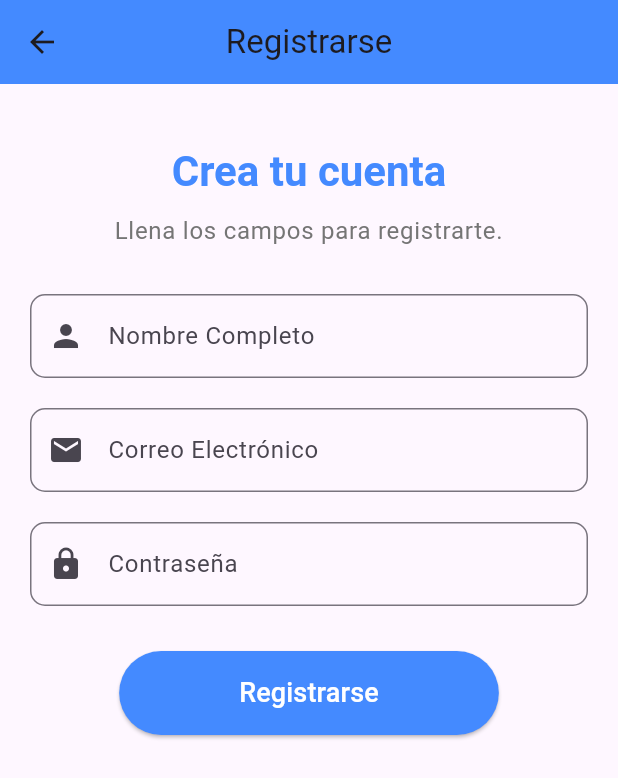
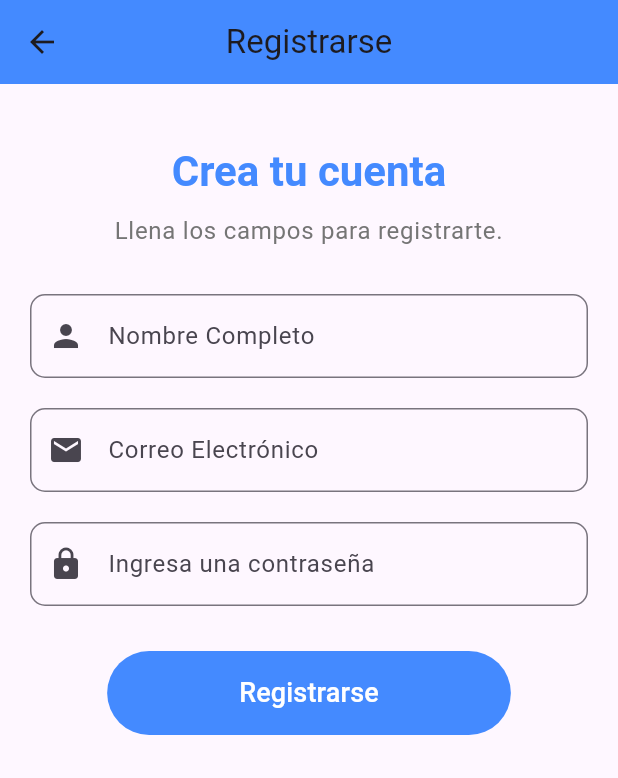
Before and after one commit to Cristhofer24/appMovie2, a Flutter app: the screen it shows after launch, after a tap on "Registrate", on a phone screen of 412 x 824 dp. Shown: the top 778 px of the screen. Run offline on Flutter 3.47's test engine with Material 3 defaults, Android fonts, the phone set to English and light mode, and no system bars; our stand-ins replace firebase_auth, firebase_core; accounts and stored records are empty; network calls fail.

Commit message:
Autenficacion y registro completos

```diff
--- a/lib/Screens/inicioSesion.dart
+++ b/lib/Screens/inicioSesion.dart
@@ -1,4 +1,4 @@
-
+import 'package:firebase_auth/firebase_auth.dart';
 import 'package:flutter/material.dart';
 import 'package:movie_app2/Screens/registro.dart';
 
@@ -12,64 +12,133 @@ class InicioSesionScreen extends StatelessWidget {
         title: const Text('Iniciar Sesión'),
         backgroundColor: const Color.fromARGB(255, 255, 255, 255),
       ),
-
       body: Padding(
         padding: const EdgeInsets.all(20.0),
         child: Column(
           mainAxisAlignment: MainAxisAlignment.center,
           children: [
-            const TextField(
-              decoration: InputDecoration(
-                labelText: 'Correo Electrónico',
-                border: OutlineInputBorder(),
-              ),
-            ),
-
+            input_email(),
             const SizedBox(height: 20),
-            const TextField(
-              obscureText: true,
-              decoration: InputDecoration(
-                labelText: 'Contraseña',
-                border: OutlineInputBorder(),
-              ),
-            ),
-
+            input_password(),
             const SizedBox(height: 30),
             Padding(
               padding: const EdgeInsets.all(8.0),
               child: btn_inicioSesion(context),
             ),
             btn_Registro(context)
-
-
           ],
-
-
         ),
       ),
     );
   }
 }
 
-Widget btn_inicioSesion(context){
-  return FilledButton(onPressed: ()=>(),
-   child: Text("Iniciar Sesión", style: TextStyle(fontSize: 18),),
-   style: ButtonStyle( backgroundColor: WidgetStatePropertyAll(const Color.fromARGB(255, 18, 99, 220)),
+TextEditingController email = TextEditingController();
+TextEditingController password = TextEditingController();
 
-   padding: MaterialStatePropertyAll(const EdgeInsets.symmetric(horizontal: 80, vertical: 15)),
+Widget input_email() {
+  return TextField(
+    controller: email,
+    decoration: InputDecoration(
+      labelText: 'Correo Electrónico',
+      hintText: 'Ingresa tu correo',
+      border: OutlineInputBorder(
+        borderRadius: BorderRadius.circular(10.0),
+      ),
+      prefixIcon: const Icon(Icons.email),
     ),
+  );
+}
 
-   );
+Widget input_password() {
+  return TextField(
+    controller: password,
+    obscureText: true,
+    decoration: InputDecoration(
+      labelText: 'Ingresa una contraseña',
+      border: OutlineInputBorder(
+        borderRadius: BorderRadius.circular(10.0),
+      ),
+      prefixIcon: const Icon(Icons.lock),
+    ),
+  );
 }
-Widget btn_Registro(context){
-  return FilledButton(onPressed: (){
-    Navigator.push(context, MaterialPageRoute(builder: (context)=> RegistroScreen()));
-  },
-   child: Text("Registrate", style: TextStyle(fontSize: 18),),
 
-   style: ButtonStyle( backgroundColor: WidgetStatePropertyAll(const Color.fromARGB(255, 33, 99, 221)),
+Widget btn_inicioSesion(context) {
 
-   padding: MaterialStatePropertyAll(const EdgeInsets.symmetric(horizontal: 88, vertical: 15)),
-   ),
-   );
+  return FilledButton(
+    onPressed: () => {
+      print('Iniciar Sesión presionado'),
+      login(email.text, password.text, context)
+    },
+
+    child: Text(
+      "Iniciar Sesión",
+      style: TextStyle(fontSize: 18),
+    ),
+    style: ButtonStyle(
+      backgroundColor:
+          WidgetStatePropertyAll(const Color.fromARGB(255, 18, 99, 220)),
+      padding: MaterialStatePropertyAll(
+          const EdgeInsets.symmetric(horizontal: 80, vertical: 15)),
+    ),
+  );
 }
+
+Widget btn_Registro(context) {
+  return FilledButton(
+    onPressed: () {
+      Navigator.push(
+          context, MaterialPageRoute(builder: (context) => RegistroScreen()));
+    },
+    child: Text(
+      "Registrate",
+      style: TextStyle(fontSize: 18),
+    ),
+    style: ButtonStyle(
+      backgroundColor:
+          WidgetStatePropertyAll(const Color.fromARGB(255, 33, 99, 221)),
+      padding: MaterialStatePropertyAll(
+          const EdgeInsets.symmetric(horizontal: 88, vertical: 15)),
+    ),
+  );
+}
+
+void SuccesMessage(context) {
+  showDialog(
+      context: context,
+      builder: (context) {
+        return AlertDialog(
+          title: Text("Inicio de Sesión"),
+          content: Text("Seison iniciado con exito"),
+          actions: <Widget>[
+            TextButton(
+              onPressed: () {
+                Navigator.of(context).pop();
+                // Navigator.pushReplacement(context, MaterialPageRoute(builder: (context)=> InicioSesionScreen()));
+              },
+              child: Text("Aceptar"),
+            ),
+          ],
+        );
+        //boton aceptar para cerrar el cuadro de dialogo
+      });
+}
+
+Future<void> login(emailAddress, password, context) async {
+try {
+  final credential = await FirebaseAuth.instance.signInWithEmailAndPassword(
+    email: emailAddress,
+    password: password
+  );
+
+  SuccesMessage(context);
+
+} on FirebaseAuthException catch (e) {
+  if (e.code == 'user-not-found') {
+    print('No user found for that email.');
+  } else if (e.code == 'wrong-password') {
+    print('Wrong password provided for that user.');
+  }
+}
+}
--- a/lib/Screens/registro.dart
+++ b/lib/Screens/registro.dart
@@ -1,5 +1,6 @@
 import 'package:flutter/material.dart';
 import 'package:firebase_auth/firebase_auth.dart';
+import 'package:movie_app2/Screens/inicioSesion.dart';
 
 class RegistroScreen extends StatelessWidget {
   const RegistroScreen({super.key});
@@ -39,6 +40,7 @@ class RegistroScreen extends StatelessWidget {
                       fontSize: 16,
                     ),
               ),
+
               const SizedBox(height: 30),
               // Campos de texto
               TextField(
@@ -52,8 +54,27 @@ class RegistroScreen extends StatelessWidget {
                 ),
               ),
               const SizedBox(height: 20),
-              TextField(
-                keyboardType: TextInputType.emailAddress,
+              input_email(),
+
+              const SizedBox(height: 20),
+              input_password(),
+              const SizedBox(height: 30),
+              // Botón de registro centrado
+              btn_registro(context),
+            ],
+          ),
+        ),
+      ),
+    );
+  }
+}
+
+TextEditingController email = TextEditingController();
+TextEditingController password = TextEditingController();
+
+Widget input_email() {
+  return TextField(
+    controller: email,
     decoration: InputDecoration(
       labelText: 'Correo Electrónico',
       hintText: 'Ingresa tu correo',
@@ -62,36 +83,36 @@ class RegistroScreen extends StatelessWidget {
       ),
       prefixIcon: const Icon(Icons.email),
     ),
-              ),
-              const SizedBox(height: 20),
-              TextField(
+  );
+}
+
+Widget input_password() {
+  return TextField(
+    controller: password,
     obscureText: true,
     decoration: InputDecoration(
-                  labelText: 'Contraseña',
-                  hintText: 'Ingresa una contraseña',
+      labelText: 'Ingresa una contraseña',
       border: OutlineInputBorder(
         borderRadius: BorderRadius.circular(10.0),
       ),
       prefixIcon: const Icon(Icons.lock),
     ),
-              ),
-              const SizedBox(height: 30),
-              // Botón de registro centrado
-              Center(
-                child: ElevatedButton(
+  );
+}
+
+Widget btn_registro(context) {
+  return FilledButton(
       onPressed: () {
         // Acción al registrarse
         print('Registrarse presionado');
+        registro(email.text, password.text,context);
       },
-                  style: ElevatedButton.styleFrom(
-                    backgroundColor: Colors.blueAccent,
-                    padding: const EdgeInsets.symmetric(
-                      horizontal: 80,
+      style: ButtonStyle(
+        backgroundColor: MaterialStatePropertyAll(Colors.blueAccent),
+        padding: MaterialStatePropertyAll(const EdgeInsets.symmetric(
+          horizontal: 88,
           vertical: 15,
-                    ),
-                    shape: RoundedRectangleBorder(
-                      borderRadius: BorderRadius.circular(30),
-                    ),
+        )),
       ),
       child: const Text(
         'Registrarse',
@@ -99,24 +120,40 @@ class RegistroScreen extends StatelessWidget {
           fontSize: 18,
           color: Colors.white,
         ),
-                  ),
-                ),
+      ));
+}
+
+void SuccesMessage(context){
+    showDialog(context: context, builder: (context) {
+    return AlertDialog(
+      title: Text("Registro"),
+      content: Text("Su registro se ha completado con exito"),
+
+        actions: <Widget>[
+          TextButton(
+            onPressed: () {
+              Navigator.of(context).pop();
+              Navigator.pushReplacement(context, MaterialPageRoute(builder: (context)=> InicioSesionScreen()));
+            },
+            child: Text("Aceptar"),
           ),
         ],
-          ),
-        ),
-      ),
     );
-  }
+    //boton aceptar para cerrar el cuadro de dialogo
+  } );
 }
 
-Future<void> registro(emailAddress, password) async {
+
+
+Future<void> registro(emailAddress, password,context) async {
   try {
     // ignore: unused_local_variable
-  final credential = await FirebaseAuth.instance.createUserWithEmailAndPassword(
+    final credential =
+        await FirebaseAuth.instance.createUserWithEmailAndPassword(
       email: emailAddress,
       password: password,
     );
+    SuccesMessage(context);
   } on FirebaseAuthException catch (e) {
     if (e.code == 'weak-password') {
       print('The password provided is too weak.');
```
Lines whose indentation alone changed are shown as unchanged.
